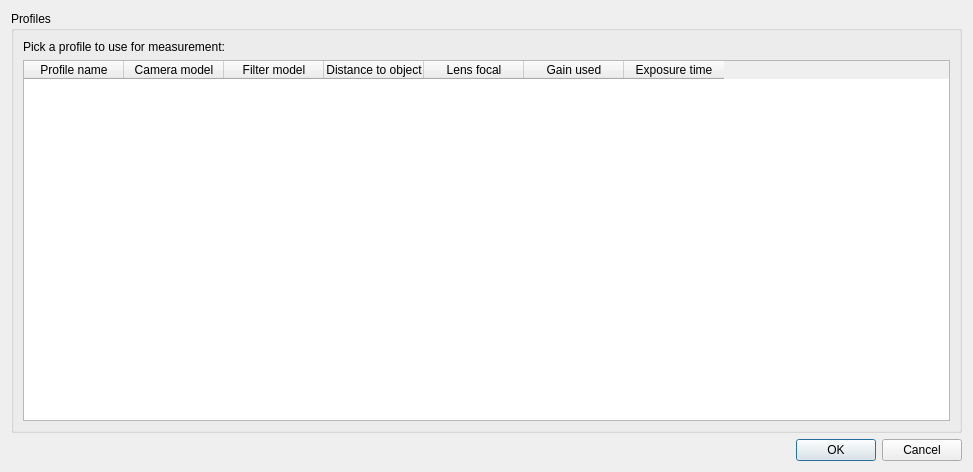
This is Thermovision/View/profilepickingdialog.ui in Wolowin/Thermovision as Qt 5 draws it before an edit. The edited form follows.
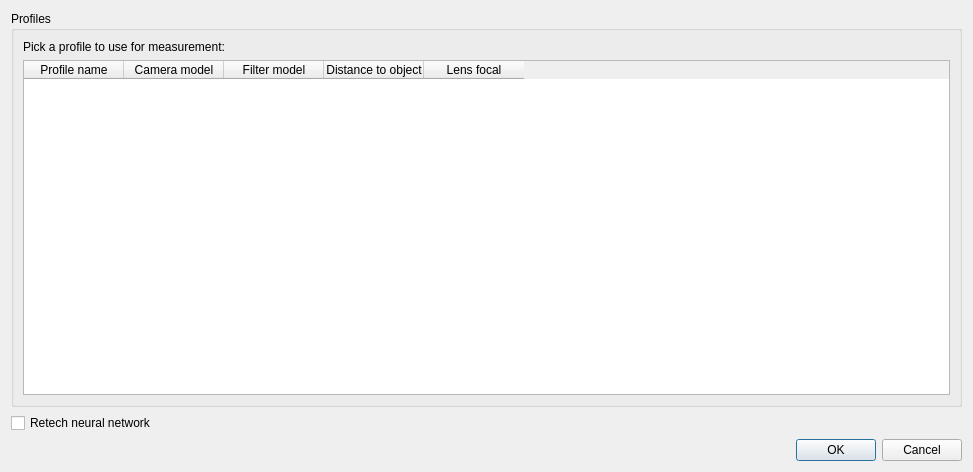
This is the edited form.

Commit message:
Odwolanie do neural network dziala powoli. Dodaje znowu lut
neural networ

What changed in the file:
```diff
--- a/Thermovision/View/profilepickingdialog.ui
+++ b/Thermovision/View/profilepickingdialog.ui
@@ -20,6 +20,13 @@
       <string>Profiles</string>
      </property>
      <layout class="QGridLayout" name="gridLayout">
+      <item row="0" column="0">
+       <widget class="QLabel" name="label">
+        <property name="text">
+         <string>Pick a profile to use for measurement:</string>
+        </property>
+       </widget>
+      </item>
       <item row="1" column="0">
        <widget class="QTableWidget" name="profiles_table">
         <column>
@@ -47,28 +54,18 @@
           <string>Lens focal</string>
          </property>
         </column>
-        <column>
-         <property name="text">
-          <string>Gain used</string>
-         </property>
-        </column>
-        <column>
-         <property name="text">
-          <string>Exposure time</string>
-         </property>
-        </column>
-       </widget>
-      </item>
-      <item row="0" column="0">
-       <widget class="QLabel" name="label">
-        <property name="text">
-         <string>Pick a profile to use for measurement:</string>
-        </property>
        </widget>
       </item>
      </layout>
     </widget>
    </item>
+   <item>
+    <widget class="QCheckBox" name="checkBox_ReteachNeuralNetwork">
+     <property name="text">
+      <string>Retech neural network</string>
+     </property>
+    </widget>
+   </item>
    <item>
     <widget class="QDialogButtonBox" name="buttonBox">
      <property name="orientation">
```
The commit also changes 37 other files.
